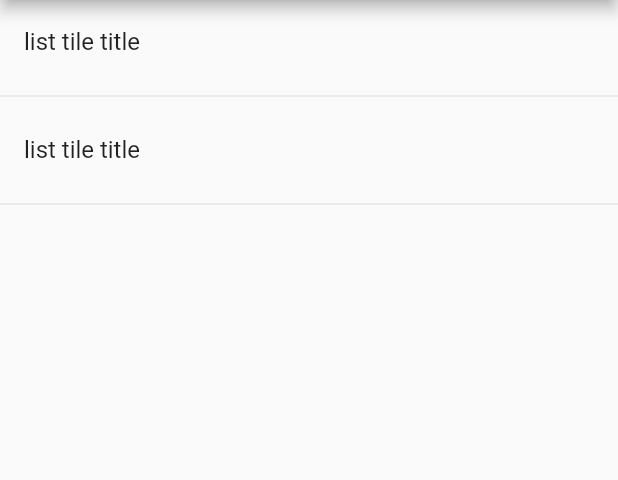
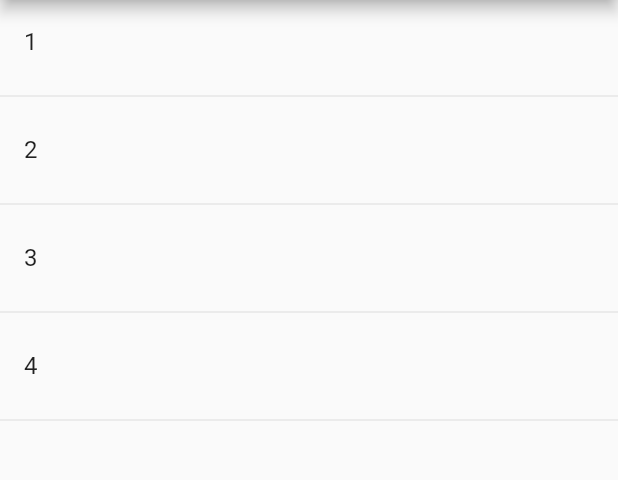
Before and after one commit to jossued/curso-flutter-contador, a Flutter app: the screen it shows after launch, on a phone screen of 412 x 824 dp, the part 84-564 px from its top. Run offline on Flutter 3.47's test engine with Material 2 defaults, Android fonts, the phone set to English and light mode, and no system bars.

```diff
--- a/componentes/lib/src/pages/home_temp.dart
+++ b/componentes/lib/src/pages/home_temp.dart
@@ -2,6 +2,7 @@ import 'package:flutter/material.dart';
 
 class HomePageTemp extends StatelessWidget {
   // const HomePageTemp({Key key}) : super(key: key);
+  final opciones = ['1', '2', '3', '4'];
 
   @override
   Widget build(BuildContext context) {
@@ -10,17 +11,23 @@ class HomePageTemp extends StatelessWidget {
         title: Text('Componentes Temp'),
       ),
       body: ListView(
-        children: [
-          ListTile(
-            title: Text('list tile title'),
-          ),
-          Divider(),
-          ListTile(
-            title: Text('list tile title'),
-          ),
-          Divider()
-        ],
+        children: _crearItems()
       ),
     );
   }
+
+
+  List<Widget> _crearItems() {
+
+    List <Widget> lista = <Widget>[];
+
+    for (String opt in opciones) {
+      final tempWidget = ListTile(
+        title: Text(opt),
+      );
+      lista..add(tempWidget)
+            ..add(Divider());
+    }
+    return lista;
+  }
 }
```
